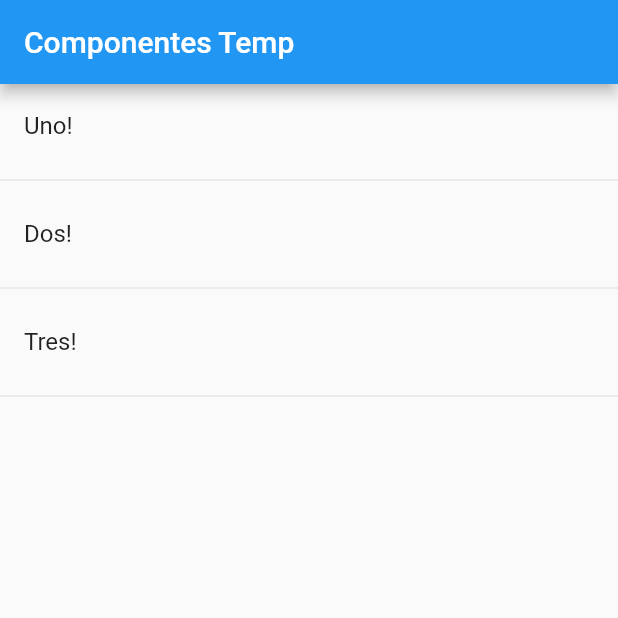
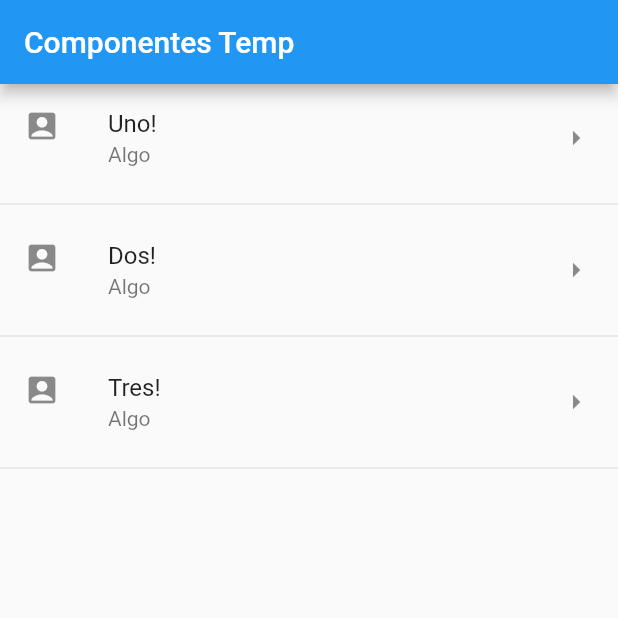
Before and after one commit to OswaldoAH/explorando_widgets, a Flutter app: the screen it shows after launch, on a phone screen of 412 x 824 dp, the top half of it. Run offline on Flutter 3.47's test engine with Material 2 defaults, Android fonts, the phone set to English and light mode, and no system bars.

Commit message:
Dando estilo a un ListTile

```diff
--- a/lib/src/pages/home_temp.dart
+++ b/lib/src/pages/home_temp.dart
@@ -30,6 +30,10 @@ class HomePageTemp extends StatelessWidget {
         children: <Widget>[
           ListTile(
             title: Text('$opcion!'),
+            subtitle: Text('Algo'),
+            leading: Icon(Icons.account_box),
+            trailing: Icon(Icons.arrow_right),
+            onTap: () {},
           ),
           Divider(),
         ],
```
